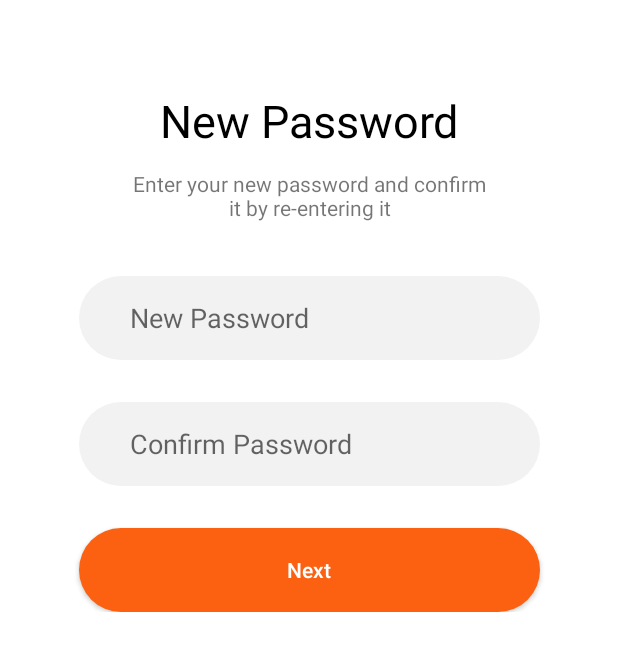
After one commit to behnawwm/FoodApp, an Android app: the ResetPasswordFragment screen opened through its navigation route, on a phone screen of 412 x 824 dp. The commit adds this screen. Shown: the top 651 px of the screen. Run offline under Robolectric (Android 15) with nearby library versions, the phone set to English and light mode, and no system bars.

Commit message:
login procedure complete

```diff
--- a/app/build.gradle
+++ b/app/build.gradle
@@ -68,7 +68,6 @@ dependencies {
     //transitions
     implementation "com.andkulikov:transitionseverywhere:2.0.0"
 
-
     //navigation
     implementation "androidx.navigation:navigation-fragment-ktx:2.3.5"
     implementation "androidx.navigation:navigation-ui-ktx:2.3.5"
--- /dev/null
+++ b/app/src/main/java/com/example/foodapp/Login/framgnets/ResetPasswordFragment.kt
@@ -0,0 +1,38 @@
+package com.example.foodapp.Login.framgnets
+
+import android.content.Intent
+import android.os.Bundle
+import androidx.fragment.app.Fragment
+import android.view.LayoutInflater
+import android.view.View
+import android.view.ViewGroup
+import android.view.WindowManager
+import android.widget.Button
+import android.widget.Toast
+import androidx.navigation.fragment.findNavController
+import com.example.foodapp.Intro.IntroActivity
+import com.example.foodapp.R
+import com.example.foodapp.databinding.ActivityLoginBinding
+import com.example.foodapp.databinding.FragmentForgotPasswordBinding
+import com.example.foodapp.databinding.FragmentLoginBinding
+import com.example.foodapp.databinding.FragmentResetPasswordBinding
+
+
+class ResetPasswordFragment : Fragment(R.layout.fragment_reset_password) {
+    lateinit var binding: FragmentResetPasswordBinding
+
+    override fun onCreateView(
+        inflater: LayoutInflater,
+        container: ViewGroup?,
+        savedInstanceState: Bundle?
+    ): View {
+        binding = FragmentResetPasswordBinding.inflate(inflater)
+
+        binding.btnConfirmPassword.setOnClickListener {
+            startActivity(Intent(requireActivity(), IntroActivity::class.java))
+        }
+
+        return binding.root
+    }
+
+}
--- a/app/src/main/java/com/example/foodapp/Login/framgnets/SignInFragment.kt
+++ b/app/src/main/java/com/example/foodapp/Login/framgnets/SignInFragment.kt
@@ -56,6 +56,9 @@ class SignInFragment : Fragment(R.layout.fragment_signin) {
         binding.btnLoginGoogle.setOnClickListener {
             startActivity(Intent(requireActivity(), IntroActivity::class.java))
         }
+        binding.tvForgotPassword.setOnClickListener {
+            findNavController().navigate(R.id.action_signInFragment_to_forgotPasswordFragment)
+        }
 
 
         return binding.root
--- a/app/src/main/java/com/example/foodapp/Login/framgnets/SignUpFragment.kt
+++ b/app/src/main/java/com/example/foodapp/Login/framgnets/SignUpFragment.kt
@@ -50,7 +50,7 @@ class SignUpFragment : Fragment(R.layout.fragment_signup) {
         }
 
         binding.btnRegister.setOnClickListener {
-            startActivity(Intent(requireActivity(), IntroActivity::class.java))
+            findNavController().navigate(R.id.action_signUpFragment_to_otpFragment)
         }
 
         return binding.root
--- a/app/src/main/java/com/example/foodapp/SplashActivity.kt
+++ b/app/src/main/java/com/example/foodapp/SplashActivity.kt
@@ -20,7 +20,7 @@ class SplashActivity : AppCompatActivity() {
         )
 
         lifecycleScope.launch {
-            delay(1500)
+            delay(500)
             startActivity(Intent(this@SplashActivity, LoginActivity::class.java))
         }
 
--- a/app/src/main/res/layout/activity_home.xml
+++ b/app/src/main/res/layout/activity_home.xml
@@ -18,7 +18,7 @@
         android:layout_height="match_parent"
         android:layout_marginBottom="64dp"
         app:defaultNavHost="true"
-        app:navGraph="@navigation/nav_graph" />
+        app:navGraph="@navigation/nav_graph_home" />
 
     <com.google.android.material.bottomappbar.BottomAppBar
         android:id="@+id/bottom_appbar"
--- /dev/null
+++ b/app/src/main/res/layout/fragment_reset_password.xml
@@ -0,0 +1,79 @@
+<?xml version="1.0" encoding="utf-8"?>
+<ScrollView xmlns:android="http://schemas.android.com/apk/res/android"
+    xmlns:app="http://schemas.android.com/apk/res-auto"
+    xmlns:tools="http://schemas.android.com/tools"
+    android:layout_width="match_parent"
+    android:layout_height="match_parent">
+
+    <androidx.constraintlayout.widget.ConstraintLayout
+        android:layout_width="match_parent"
+        android:layout_height="match_parent">
+
+        <TextView
+            android:id="@+id/tv_login"
+            android:layout_width="wrap_content"
+            android:layout_height="wrap_content"
+            android:layout_marginTop="60dp"
+            android:text="New Password"
+            android:textColor="@color/black"
+            android:textSize="30sp"
+            app:layout_constraintEnd_toEndOf="parent"
+            app:layout_constraintStart_toStartOf="parent"
+            app:layout_constraintTop_toTopOf="parent" />
+
+        <TextView
+            android:id="@+id/textView"
+            android:layout_width="245dp"
+            android:layout_height="wrap_content"
+            android:layout_marginTop="12dp"
+            android:gravity="center"
+            android:text="Enter your new password and confirm it by re-entering it"
+            android:textSize="14sp"
+            app:layout_constraintEnd_toEndOf="parent"
+            app:layout_constraintStart_toStartOf="parent"
+            app:layout_constraintTop_toBottomOf="@+id/tv_login" />
+
+        <com.google.android.material.textfield.TextInputEditText
+            android:id="@+id/tv_enter_password"
+            android:layout_width="307dp"
+            android:layout_height="56dp"
+            android:layout_marginTop="36dp"
+            android:background="@drawable/bg_filled_oval_orange"
+            android:backgroundTint="@color/gray"
+            android:hint="New Password"
+            android:paddingLeft="34dp"
+            app:layout_constraintEnd_toEndOf="parent"
+            app:layout_constraintStart_toStartOf="parent"
+            app:layout_constraintTop_toBottomOf="@+id/textView" />
+
+        <com.google.android.material.textfield.TextInputEditText
+            android:id="@+id/tv_confirm_password"
+            android:layout_width="307dp"
+            android:layout_height="56dp"
+            android:layout_marginTop="28dp"
+            android:background="@drawable/bg_filled_oval_orange"
+            android:backgroundTint="@color/gray"
+            android:hint="Confirm Password"
+            android:paddingLeft="34dp"
+            app:layout_constraintEnd_toEndOf="parent"
+            app:layout_constraintStart_toStartOf="parent"
+            app:layout_constraintTop_toBottomOf="@+id/tv_enter_password" />
+
+
+        <androidx.appcompat.widget.AppCompatButton
+            android:id="@+id/btn_confirm_password"
+            android:layout_width="307dp"
+            android:layout_height="56dp"
+            android:layout_centerHorizontal="true"
+            android:layout_marginTop="28dp"
+            android:background="@drawable/bg_filled_oval_orange"
+            android:text="Next"
+            android:textAllCaps="false"
+            android:textColor="@color/white"
+            app:layout_constraintEnd_toEndOf="parent"
+            app:layout_constraintStart_toStartOf="parent"
+            app:layout_constraintTop_toBottomOf="@+id/tv_confirm_password" />
+
+    </androidx.constraintlayout.widget.ConstraintLayout>
+
+</ScrollView>
--- a/app/src/main/res/layout/fragment_signin.xml
+++ b/app/src/main/res/layout/fragment_signin.xml
@@ -74,7 +74,7 @@
             app:layout_constraintTop_toBottomOf="@+id/textInputEditText2" />
 
         <TextView
-            android:id="@+id/textView2"
+            android:id="@+id/tv_forgot_password"
             android:layout_width="wrap_content"
             android:layout_height="wrap_content"
             android:layout_marginTop="24dp"
@@ -92,7 +92,7 @@
             android:textColor="@color/black"
             app:layout_constraintEnd_toEndOf="parent"
             app:layout_constraintStart_toStartOf="parent"
-            app:layout_constraintTop_toBottomOf="@+id/textView2" />
+            app:layout_constraintTop_toBottomOf="@+id/tv_forgot_password" />
 
         <androidx.appcompat.widget.AppCompatButton
             android:id="@+id/btn_login_facebook"
--- a/app/src/main/res/navigation/nav_graph_login.xml
+++ b/app/src/main/res/navigation/nav_graph_login.xml
@@ -29,10 +29,17 @@
         android:id="@+id/signUpFragment"
         android:name="com.example.foodapp.Login.framgnets.SignUpFragment"
         android:label="SignUpFragment"
-        tools:layout="@layout/fragment_signup" >
+        tools:layout="@layout/fragment_signup">
         <action
             android:id="@+id/action_signUpFragment_to_signInFragment"
             app:destination="@id/signInFragment"
+            app:enterAnim="@anim/slide_in_right"
+            app:exitAnim="@anim/slide_out_left"
+            app:popEnterAnim="@anim/slide_in_left"
+            app:popExitAnim="@anim/slide_out_right" />
+        <action
+            android:id="@+id/action_signUpFragment_to_otpFragment"
+            app:destination="@id/otpFragment"
             app:enterAnim="@anim/slide_in_right"
             app:exitAnim="@anim/slide_out_left"
             app:popEnterAnim="@anim/slide_in_left"
@@ -42,10 +49,17 @@
         android:id="@+id/signInFragment"
         android:name="com.example.foodapp.Login.framgnets.SignInFragment"
         android:label="SignInFragment"
-        tools:layout="@layout/fragment_signin" >
+        tools:layout="@layout/fragment_signin">
         <action
             android:id="@+id/action_signInFragment_to_signUpFragment"
             app:destination="@id/signUpFragment"
+            app:enterAnim="@anim/slide_in_right"
+            app:exitAnim="@anim/slide_out_left"
+            app:popEnterAnim="@anim/slide_in_left"
+            app:popExitAnim="@anim/slide_out_right" />
+        <action
+            android:id="@+id/action_signInFragment_to_forgotPasswordFragment"
+            app:destination="@id/forgotPasswordFragment"
             app:enterAnim="@anim/slide_in_right"
             app:exitAnim="@anim/slide_out_left"
             app:popEnterAnim="@anim/slide_in_left"
@@ -58,6 +72,26 @@
         app:exitAnim="@anim/slide_out_left"
         app:popEnterAnim="@anim/slide_in_left"
         app:popExitAnim="@anim/slide_out_right" />
+    <fragment
+        android:id="@+id/otpFragment"
+        android:name="com.example.foodapp.Login.framgnets.OtpFragment"
+        android:label="OtpFragment"
+        tools:layout="@layout/fragment_otp" />
+    <fragment
+        android:id="@+id/forgotPasswordFragment"
+        android:name="com.example.foodapp.Login.framgnets.ForgotPasswordFragment"
+        android:label="ForgotPasswordFragment"
+        tools:layout="@layout/fragment_forgot_password" >
+        <action
+            android:id="@+id/action_forgotPasswordFragment_to_resetPasswordFragment"
+            app:destination="@id/resetPasswordFragment" />
+    </fragment>
+    <fragment
+        android:id="@+id/resetPasswordFragment"
+        android:name="com.example.foodapp.Login.framgnets.ResetPasswordFragment"
+        android:label="ResetPasswordFragment"
+        tools:layout="@layout/fragment_reset_password"
+        />
 
 
 </navigation>
--- a/app/src/main/res/values/styles.xml
+++ b/app/src/main/res/values/styles.xml
@@ -12,9 +12,8 @@
         <!-- Status bar color. -->
         <item name="android:statusBarColor" tools:targetApi="l">?attr/colorPrimaryVariant</item>
         <!-- Customize your theme here. -->
-<!--        make status bar transparent-->
-<!--        <item name="android:windowTranslucentStatus">true</item>-->
-<!--        <item name="android:windowTranslucentNavigation">true</item>-->
+        <item name="otpViewStyle">@style/OtpWidget.OtpView</item>
+
     </style>
 
     <style name="customFab" parent="Widget.MaterialComponents.FloatingActionButton">
@@ -30,4 +29,5 @@
         <item name="android:minHeight">12dp</item>
         <item name="iconGravity">textStart</item>
     </style>
+
 </resources>
```
Also changed, not shown: app/src/main/AndroidManifest.xml (+5 -5 lines), app/src/main/java/com/example/foodapp/Login/framgnets/ForgotPasswordFragment.kt (added, +35 -0 lines), app/src/main/java/com/example/foodapp/Login/framgnets/OtpFragment.kt (added, +61 -0 lines), app/src/main/res/layout/fragment_forgot_password.xml (added, +67 -0 lines), app/src/main/res/layout/fragment_otp.xml (added, +83 -0 lines), app/src/main/res/navigation/nav_graph_home.xml (renamed from app/src/main/res/navigation/nav_graph.xml).
